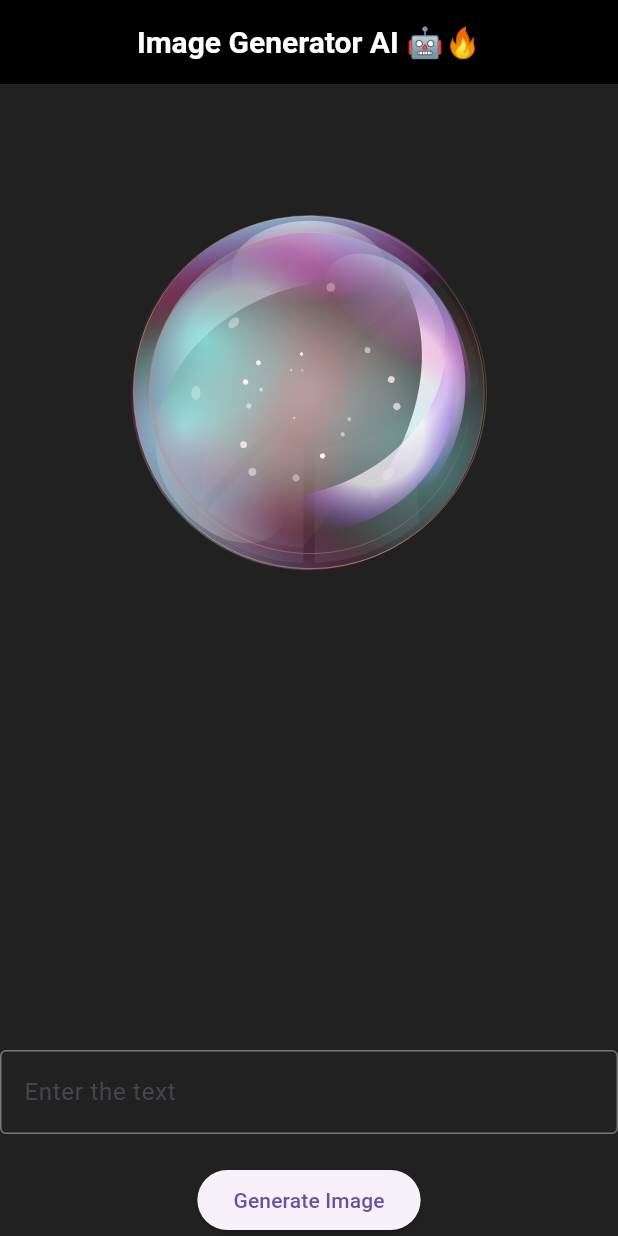
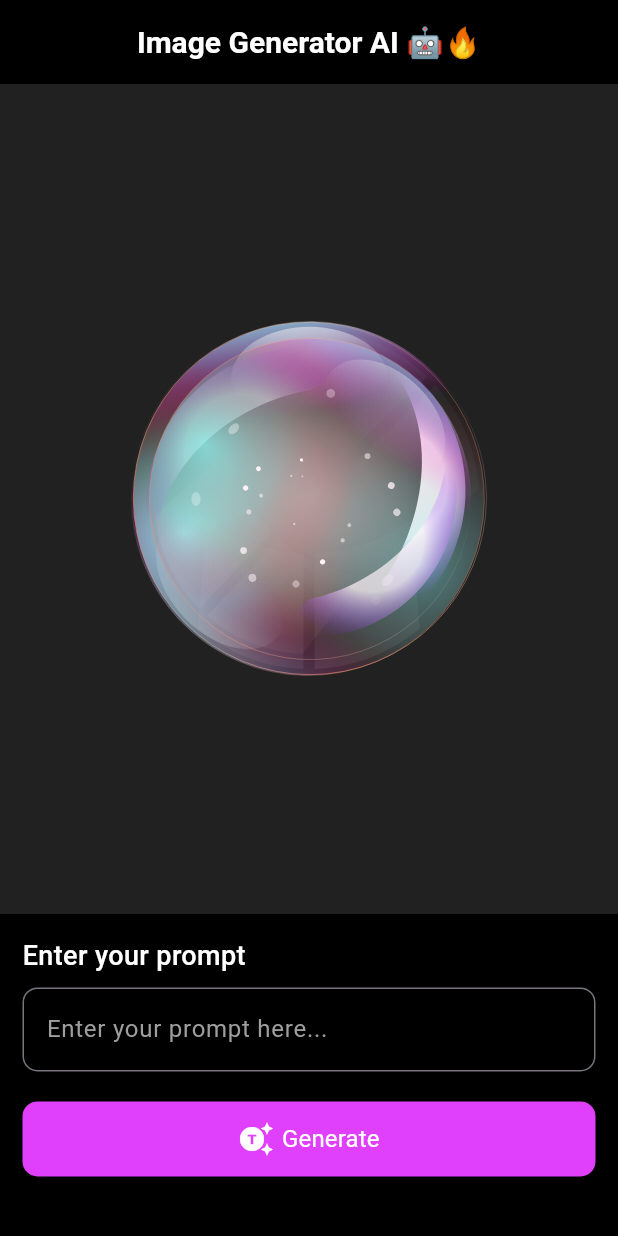
Before and after one commit to YOUSUF-IZZI/image-generator, a Flutter app: the screen it shows after launch, on a phone screen of 412 x 824 dp. Run offline on Flutter 3.47's test engine with Material 3 defaults, Android fonts, the phone set to English and light mode, and no system bars; our stand-ins replace flutter_riverpod, lottie; Roboto replaces fonts that are missing (Montserrat).

Commit message:
finish ui

```diff
--- /dev/null
+++ b/lib/data_layer/open_ai.dart
@@ -0,0 +1,61 @@
+import 'dart:convert';
+import 'package:flutter/foundation.dart';
+import 'package:flutter_riverpod/flutter_riverpod.dart';
+import 'package:http/http.dart' as http ;
+import 'package:image_generator/presentation_layer/state_management/generated_image_provider.dart';
+import 'package:image_generator/presentation_layer/state_management/is_loading_provider.dart';
+import 'package:image_generator/presentation_layer/widgets/custom_text_field.dart';
+
+
+// Summary: This file contains the class for the OpenAI API.
+// end-point: https://api.openai.com/v1/images/generations
+// API key: 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
+// The class will contain a method to generate an image from a prompt.
+// The method will take a prompt as an argument and return the generated image.
+// The class will also contain a method to save the generated image to the device using image_gallery_saver package.
+// The method will take the generated image as an argument and return a boolean value to indicate if the image was saved successfully.
+
+class OpenAi {
+
+  // Method to generate an image from a prompt
+  static void generateImage({required String prompt, required WidgetRef ref}) async {
+    // API endpoint
+    const String url = 'https://api.openai.com/v1/images/generations';
+    // API key
+    const String apiKey = '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';
+    // Send a POST request to the API endpoint
+    try {
+      var response = await http.post(
+        Uri.parse(url),
+        headers: {
+          "Authorization": "Bearer $apiKey",
+          "Content-Type": 'application/json'
+        },
+        body: jsonEncode({
+          "prompt": prompt,
+          "size": "1024x1024"
+        }),
+      );
+      if (response.statusCode == 200) {
+        ref.read(isLoadingProvider.notifier).disableLoading();
+        promptController.clear();
+        // If the server returns a 200 OK response, parse the JSON response
+        var data = jsonDecode(response.body);
+        ref.read(generatedImageProvider.notifier).setImageUrl(data['data'][0]['url']);
+      } else {
+        // If the server returns an error response, throw an exception
+        if (kDebugMode) {
+          ref.read(isLoadingProvider.notifier).disableLoading();
+          print('Failed to generate image, Server error: ${response.statusCode}');
+        }
+      }
+    } catch (e) {
+      if (kDebugMode) {
+        print('Error: $e');
+      }
+      ref.read(isLoadingProvider.notifier).disableLoading();
+    }
+    ref.read(isLoadingProvider.notifier).disableLoading();
+    return null;
+  }
+}
--- a/lib/main.dart
+++ b/lib/main.dart
@@ -1,9 +1,10 @@
 import 'package:flutter/material.dart';
-import 'package:image_generator/persentation_layer/pages/home_page.dart';
+import 'package:flutter_riverpod/flutter_riverpod.dart';
 import 'package:image_generator/utils/app_themes.dart';
+import 'presentation_layer/pages/home_page.dart';
 
 void main() {
-  runApp(const ImageGenerator());
+  runApp(const ProviderScope(child: ImageGenerator()));
 }
 
 class ImageGenerator extends StatelessWidget {
@@ -19,3 +20,11 @@ class ImageGenerator extends StatelessWidget {
     );
   }
 }
+
+
+/* To do:
+* Localizations
+* Animated Loading for home page
+* Add splash Screen
+* Add onboarding page
+*/
--- a/lib/persentation_layer/pages/home_page.dart
+++ /dev/null
@@ -1,56 +0,0 @@
-import 'package:flutter/material.dart';
-import 'package:lottie/lottie.dart';
-
-
-class HomePage extends StatelessWidget {
-  const HomePage({super.key});
-
-  @override
-  Widget build(BuildContext context) {
-    return Scaffold(
-      appBar: AppBar(
-        title: const Text('Image Generator AI 🤖🔥'),
-        centerTitle: true,
-      ),
-      // The body contain from scrollable lottie image and form TextField and button to generate image
-      body: Column(
-        children: [
-          // Lottie image
-          Expanded(
-            child: SingleChildScrollView(
-              child: Column(
-                mainAxisAlignment: MainAxisAlignment.center,
-                crossAxisAlignment: CrossAxisAlignment.center,
-                children: [
-                  Center(
-                    child: Lottie.asset(
-                      'assets/images/ai_logo.json',
-                    ),
-                  ),
-                ],
-              ),
-            ),
-          ),
-          // Form
-          Column(
-            children: [
-              // Text Field
-              const TextField(
-                decoration: InputDecoration(
-                  labelText: 'Enter the text',
-                  border: OutlineInputBorder(),
-                ),
-              ),
-              const SizedBox(height: 20),
-              // Button
-              ElevatedButton(
-                onPressed: () {},
-                child: const Text('Generate Image'),
-              ),
-            ],
-          ),
-        ],
-      ),
-    );
-  }
-}
--- /dev/null
+++ b/lib/presentation_layer/pages/home_page.dart
@@ -0,0 +1,42 @@
+import 'package:flutter/material.dart';
+import 'package:image_generator/presentation_layer/widgets/custom_button.dart';
+import 'package:image_generator/presentation_layer/widgets/generated_image.dart';
+import '../widgets/custom_text_field.dart';
+
+class HomePage extends StatelessWidget {
+  const HomePage({super.key});
+
+  @override
+  Widget build(BuildContext context) {
+    return Scaffold(
+      appBar: AppBar(
+        title: const Text('Image Generator AI 🤖🔥'),
+        centerTitle: true,
+      ),
+      body: Column(
+        children: [
+          // Lottie image
+          const GeneratedImage(),
+          Container(
+            padding: const EdgeInsets.all(15.0),
+            color: Theme.of(context).appBarTheme.backgroundColor,
+            child: Column(
+              crossAxisAlignment: CrossAxisAlignment.start,
+              children: [
+                Text(
+                  'Enter your prompt',
+                  style: Theme.of(context).textTheme.bodyMedium,
+                ),
+                const SizedBox(height: 8),
+                const CustomTextField(),
+                const SizedBox(height: 20),
+                const CustomButton(),
+                SizedBox(height: MediaQuery.of(context).size.height * 0.03),
+              ],
+            ),
+          ),
+        ],
+      ),
+    );
+  }
+}
--- /dev/null
+++ b/lib/presentation_layer/state_management/generated_image_provider.dart
@@ -0,0 +1,20 @@
+import 'package:flutter_riverpod/flutter_riverpod.dart';
+
+
+class GeneratedImageNotifier extends StateNotifier<String?>
+{
+  GeneratedImageNotifier() : super(null);
+
+  String? getImageUrl(){
+    return state;
+  }
+
+  void setImageUrl(String? url){
+    state = url;
+  }
+}
+
+
+final generatedImageProvider = StateNotifierProvider<GeneratedImageNotifier, String?>((ref) {
+  return GeneratedImageNotifier();
+});
--- /dev/null
+++ b/lib/presentation_layer/state_management/is_loading_provider.dart
@@ -0,0 +1,20 @@
+import 'package:flutter_riverpod/flutter_riverpod.dart';
+
+
+class LoadingProcessNotifier extends StateNotifier<bool>
+{
+  LoadingProcessNotifier() : super(false);
+
+  void enableLoading(){
+    state = true;
+  }
+
+  void disableLoading(){
+    state = false;
+  }
+}
+
+
+final isLoadingProvider = StateNotifierProvider<LoadingProcessNotifier, bool>((ref) {
+  return LoadingProcessNotifier();
+});
--- /dev/null
+++ b/lib/presentation_layer/widgets/custom_button.dart
@@ -0,0 +1,40 @@
+import 'package:flutter/material.dart';
+import 'package:flutter_riverpod/flutter_riverpod.dart';
+import 'package:image_generator/data_layer/open_ai.dart';
+import 'package:image_generator/presentation_layer/state_management/generated_image_provider.dart';
+import 'package:image_generator/presentation_layer/state_management/is_loading_provider.dart';
+import 'package:image_generator/presentation_layer/widgets/custom_text_field.dart';
+import '../../utils/app_styles.dart';
+
+class CustomButton extends ConsumerWidget {
+  const CustomButton({super.key});
+
+  @override
+  Widget build(BuildContext context, WidgetRef ref) {
+    return MaterialButton(
+      onPressed: () {
+        ref.read(generatedImageProvider.notifier).setImageUrl(null);
+        ref.read(isLoadingProvider.notifier).enableLoading();
+        FocusScope.of(context).unfocus();
+        OpenAi.generateImage(prompt: promptController.text.toString(), ref: ref);
+      },
+      height: 50,
+      minWidth: double.infinity,
+      color: Colors.purpleAccent,
+      shape: RoundedRectangleBorder(
+        borderRadius: BorderRadius.circular(10.0),
+      ),
+      child: const Row(
+        mainAxisAlignment: MainAxisAlignment.center,
+        children: [
+          Icon(Icons.generating_tokens, color: Colors.white,),
+          SizedBox(width: 5.0),
+          Text(
+            'Generate',
+            style: AppStyle.styleRegular16,
+          ),
+        ],
+      ),
+    );
+  }
+}
--- /dev/null
+++ b/lib/presentation_layer/widgets/custom_text_field.dart
@@ -0,0 +1,27 @@
+import 'package:flutter/material.dart';
+
+
+TextEditingController promptController = TextEditingController();
+
+class CustomTextField extends StatelessWidget {
+  const CustomTextField({super.key});
+
+  @override
+  Widget build(BuildContext context) {
+    return TextField(
+      style: TextStyle(
+        color: Theme.of(context).textTheme.bodyMedium!.color,
+      ),
+      controller: promptController,
+      decoration: InputDecoration(
+        hintText: 'Enter your prompt here...',
+        hintStyle: const TextStyle(
+          color: Colors.grey,
+        ),
+        border: OutlineInputBorder(
+          borderRadius: BorderRadius.circular(10.0),
+        ),
+      ),
+    );
+  }
+}
--- /dev/null
+++ b/lib/presentation_layer/widgets/generated_image.dart
@@ -0,0 +1,34 @@
+import 'package:flutter/material.dart';
+import 'package:flutter_riverpod/flutter_riverpod.dart';
+import 'package:image_generator/presentation_layer/state_management/generated_image_provider.dart';
+import 'package:lottie/lottie.dart';
+import '../state_management/is_loading_provider.dart';
+
+class GeneratedImage extends ConsumerWidget {
+  const GeneratedImage({super.key});
+
+  @override
+  Widget build(BuildContext context, WidgetRef ref) {
+    final isLoading = ref.watch(isLoadingProvider);
+    final url = ref.watch(generatedImageProvider);
+    return Expanded(
+      child: Center(
+        child: SingleChildScrollView(
+          child: Column(
+            children: [
+              url != null
+                  ? Padding(
+                    padding: const EdgeInsets.all(10.0),
+                    child: ClipRRect(
+                      borderRadius: BorderRadius.circular(14.0),
+                      child: Image.network(url, fit: BoxFit.cover,),
+                    ),
+                  )
+                  : Lottie.asset(isLoading ? 'assets/images/loading.json' : 'assets/images/ai_logo.json',),
+            ],
+          ),
+        ),
+      ),
+    );
+  }
+}
--- /dev/null
+++ b/lib/utils/app_styles.dart
@@ -0,0 +1,44 @@
+import 'package:flutter/material.dart';
+
+abstract class AppStyle
+{
+  // Regular
+  static const TextStyle styleRegular16 = TextStyle(
+    color: Colors.white,
+    fontSize: 16,
+    fontFamily: 'Montserrat',
+    fontWeight: FontWeight.w400,
+  );
+
+  // Medium
+  static const TextStyle styleMedium16 = TextStyle(
+    color: Colors.white,
+    fontSize: 16,
+    fontFamily: 'Montserrat',
+    fontWeight: FontWeight.w500,
+  );
+  static const TextStyle styleMedium18 = TextStyle(
+    color: Colors.white,
+    fontSize: 18,
+    fontFamily: 'Montserrat',
+    fontWeight: FontWeight.w500,
+  );
+
+  // Semi-bold
+  static const TextStyle styleSemiBold16 = TextStyle(
+    color: Color(0xFF064060),
+    fontSize: 16,
+    fontFamily: 'Montserrat',
+    fontWeight: FontWeight.w600,
+  );
+
+  // Bold
+  static const TextStyle styleBold16 = TextStyle(
+    color: Color(0xFF4EB7F2),
+    fontSize: 16,
+    fontFamily: 'Montserrat',
+    fontWeight: FontWeight.w700,
+    height: 0,
+  );
+
+}
--- a/lib/utils/app_themes.dart
+++ b/lib/utils/app_themes.dart
@@ -1,4 +1,5 @@
 import 'package:flutter/material.dart';
+import 'package:image_generator/utils/app_styles.dart';
 
 
 // Summary: AppThemes class to store all the app themes.
@@ -22,6 +23,10 @@ class AppThemes
       ),
     ),
     scaffoldBackgroundColor: Colors.white,
+    // Text theme
+    textTheme: TextTheme(
+      bodyMedium: AppStyle.styleMedium18.copyWith(color: Colors.black),
+    ),
   );
 
   static ThemeData darkTheme = ThemeData(
@@ -38,5 +43,9 @@ class AppThemes
       ),
     ),
     scaffoldBackgroundColor: Colors.grey[900],
+    // Text theme
+    textTheme: const TextTheme(
+      bodyMedium: AppStyle.styleMedium18,
+    ),
   );
 }
--- a/pubspec.yaml
+++ b/pubspec.yaml
@@ -16,6 +16,7 @@ dependencies:
   http: ^1.2.0
   dio: ^5.4.0
   lottie: ^3.0.0
+  flutter_riverpod: ^2.4.10
 
 ############################################################################
 dev_dependencies:
```
Also changed, not shown: pubspec.lock, 2 other files.
